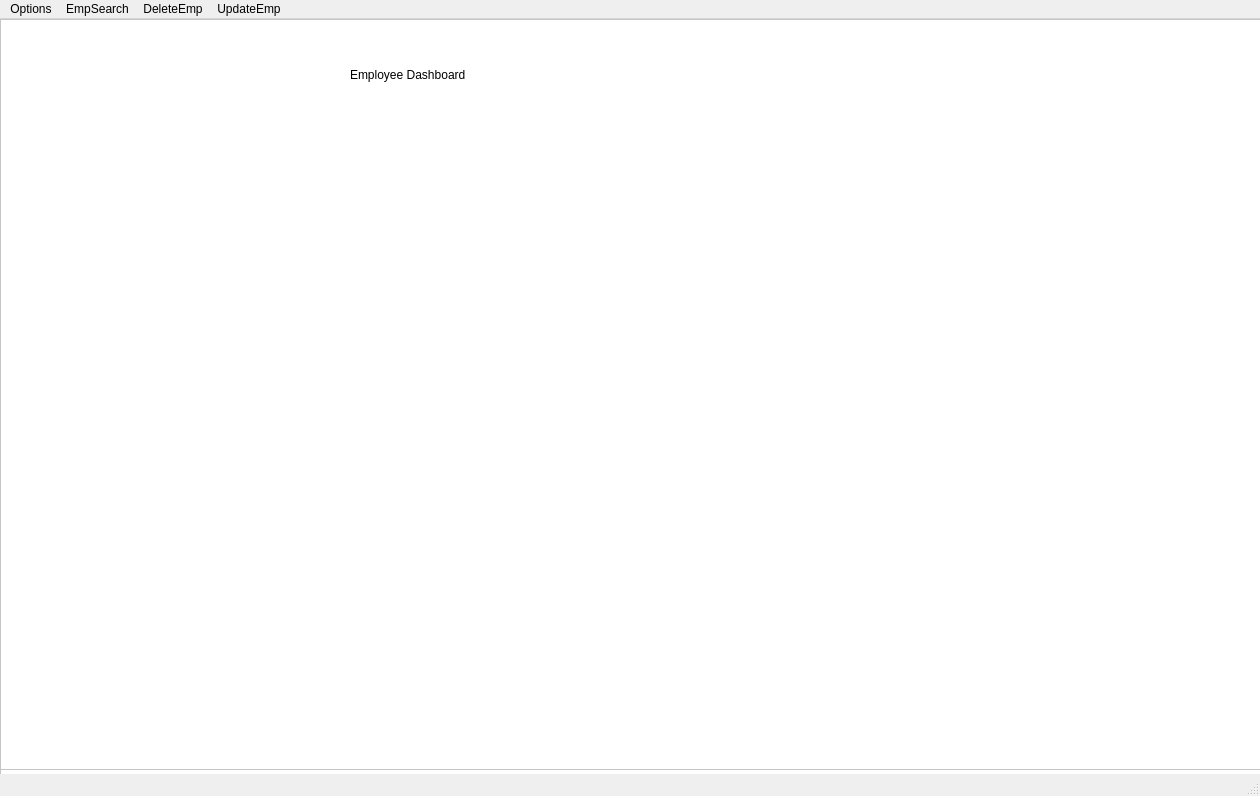
Before: the Qt Designer form GUI/EmpManagement/design.ui in ravi4all/AdvPython_March, drawn with Qt 5.
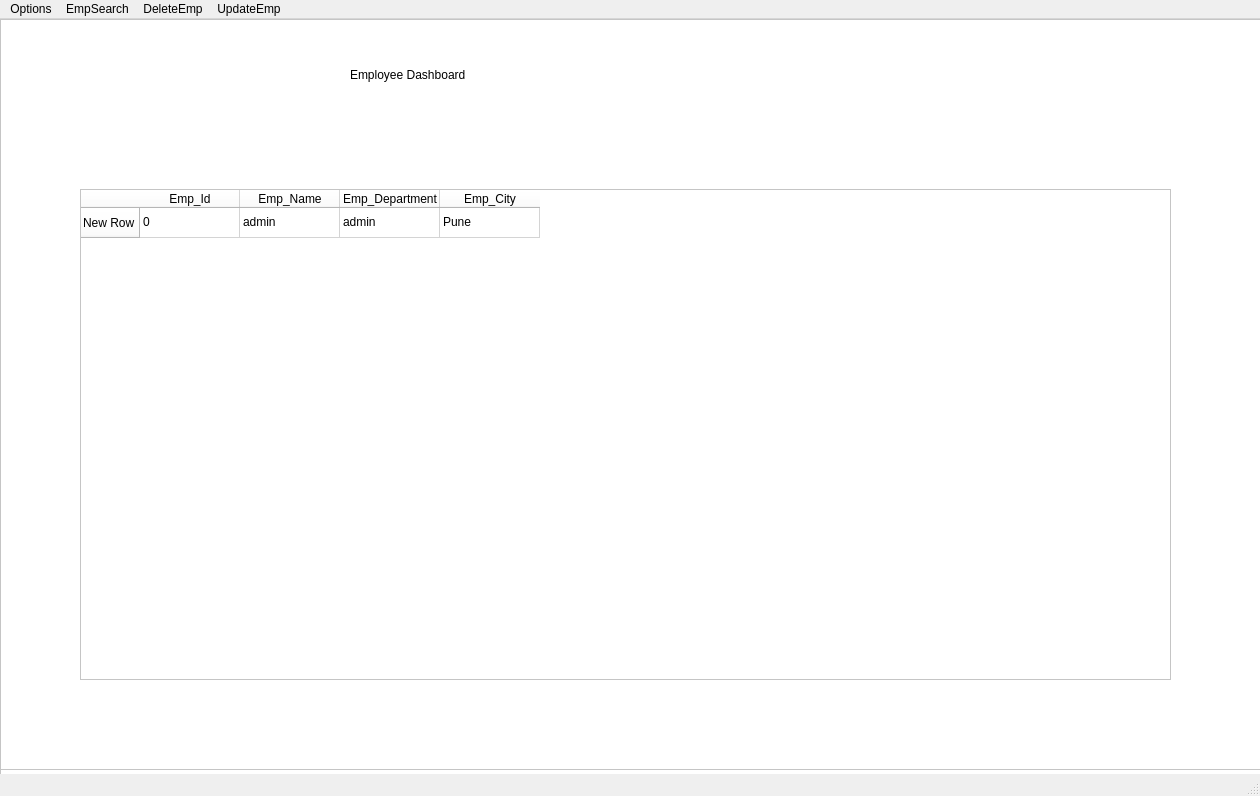
After: the same form once the commit is applied.

```diff
--- a/GUI/EmpManagement/design.ui
+++ b/GUI/EmpManagement/design.ui
@@ -327,6 +327,61 @@
        <string>Employee Dashboard</string>
       </property>
      </widget>
+     <widget class="QTableWidget" name="tableWidget">
+      <property name="geometry">
+       <rect>
+        <x>80</x>
+        <y>170</y>
+        <width>1091</width>
+        <height>491</height>
+       </rect>
+      </property>
+      <row>
+       <property name="text">
+        <string>New Row</string>
+       </property>
+      </row>
+      <column>
+       <property name="text">
+        <string>Emp_Id</string>
+       </property>
+      </column>
+      <column>
+       <property name="text">
+        <string>Emp_Name</string>
+       </property>
+      </column>
+      <column>
+       <property name="text">
+        <string>Emp_Department</string>
+       </property>
+      </column>
+      <column>
+       <property name="text">
+        <string>Emp_City</string>
+       </property>
+      </column>
+      <item row="0" column="0">
+       <property name="text">
+        <string>0</string>
+       </property>
+      </item>
+      <item row="0" column="1">
+       <property name="text">
+        <string>admin</string>
+       </property>
+      </item>
+      <item row="0" column="2">
+       <property name="text">
+        <string>admin</string>
+       </property>
+      </item>
+      <item row="0" column="3">
+       <property name="text">
+        <string>Pune</string>
+       </property>
+      </item>
+     </widget>
     </widget>
    </widget>
   </widget>
```
